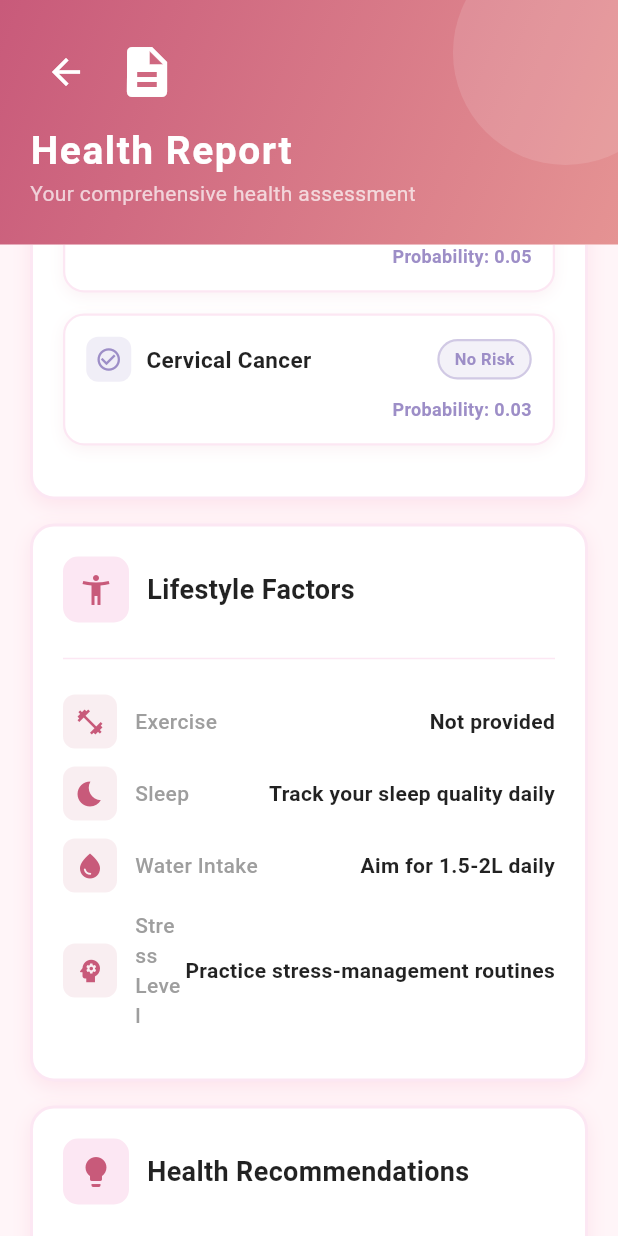
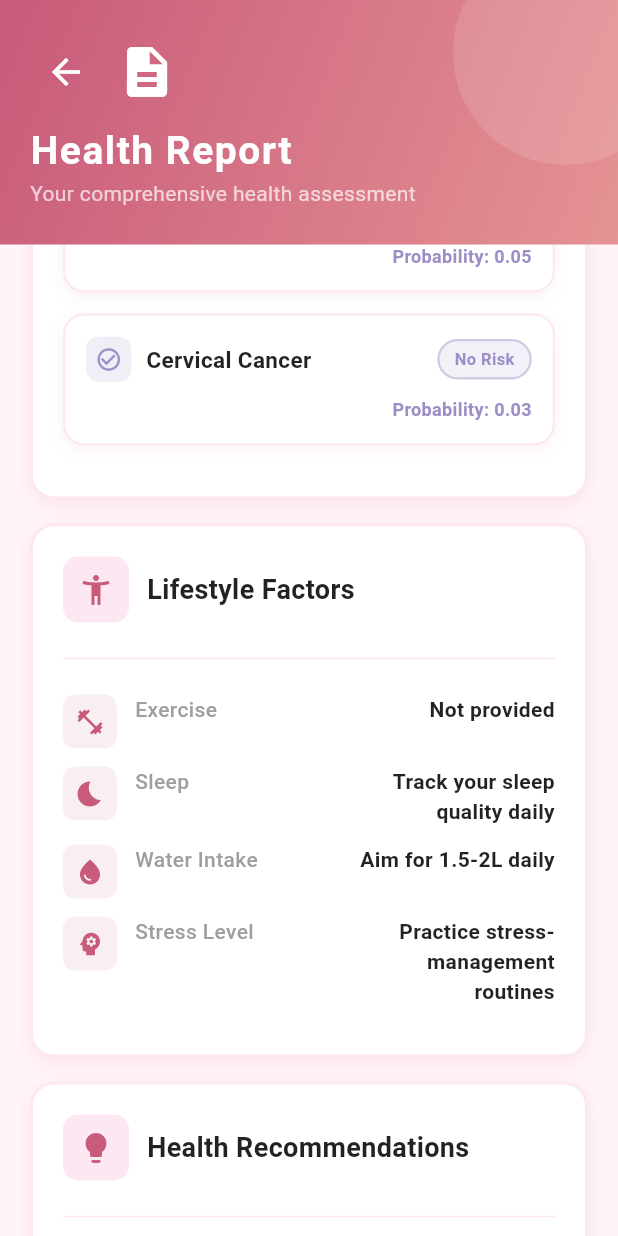
Before and after one commit to SreelakshmiKSudheer/She-Health, a Flutter app: the HealthReportPage screen opened directly, scrolled down 1152 dp, on a phone screen of 412 x 824 dp. Run offline on Flutter 3.47's test engine with Material 3 defaults, Android fonts, the phone set to English and light mode, and no system bars; our stand-ins replace cloud_firestore, firebase_core, flutter_dotenv, shared_preferences, sqflite, sqflite_common_ffi_web; accounts and stored records are empty; Roboto replaces fonts that are missing (Poppins).

Commit message:
beautification to subheading and overflow handling

```diff
--- a/shehealth/lib/report.dart
+++ b/shehealth/lib/report.dart
@@ -244,6 +244,47 @@ class _HealthReportPageState extends State<HealthReportPage>
   void _emailReport() => _snack('Email report functionality will be added');
   void _printReport() => _snack('Print report functionality will be added');
 
+  List<Widget> _buildAiSummaryContent(String reportText) {
+    const double baseFontSize = 14;
+    final lines = reportText.split('\n');
+
+    return lines.map((line) {
+      final trimmed = line.trim();
+      if (trimmed.isEmpty) {
+        return const SizedBox(height: 8);
+      }
+
+      if (trimmed.startsWith('##')) {
+        final heading = trimmed.replaceFirst(RegExp(r'^##\s*'), '');
+        return Padding(
+          padding: const EdgeInsets.only(top: 6, bottom: 4),
+          child: Text(
+            heading,
+            style: TextStyle(
+              fontSize: baseFontSize + 2,
+              fontWeight: FontWeight.bold,
+              color: pinkStart,
+              height: 1.5,
+            ),
+          ),
+        );
+      }
+
+      return Padding(
+        padding: const EdgeInsets.only(bottom: 4),
+        child: Text(
+          trimmed,
+          softWrap: true,
+          style: const TextStyle(
+            fontSize: baseFontSize,
+            color: Colors.black87,
+            height: 1.6,
+          ),
+        ),
+      );
+    }).toList();
+  }
+
   // ΓöÇΓöÇ BUILD ΓöÇΓöÇΓöÇΓöÇΓöÇΓöÇΓöÇΓöÇΓöÇΓöÇΓöÇΓöÇΓöÇΓöÇΓöÇΓöÇΓöÇΓöÇΓöÇΓöÇΓöÇΓöÇΓöÇΓöÇΓöÇΓöÇΓöÇΓöÇΓöÇΓöÇΓöÇΓöÇΓöÇΓöÇΓöÇΓöÇ
   @override
   Widget build(BuildContext context) {
@@ -269,10 +310,9 @@ class _HealthReportPageState extends State<HealthReportPage>
                       _buildSectionCard(
                         'AI Health Analysis',
                         Icons.smart_toy,
-                        Text(
-                          widget.reportText!,
-                          style: const TextStyle(
-                              fontSize: 14, color: Colors.black87, height: 1.6),
+                        Column(
+                          crossAxisAlignment: CrossAxisAlignment.start,
+                          children: _buildAiSummaryContent(widget.reportText!),
                         ),
                       ),
                       const SizedBox(height: 16),
@@ -714,18 +754,29 @@ class _HealthReportPageState extends State<HealthReportPage>
     return Padding(
       padding: const EdgeInsets.only(bottom: 12),
       child: Row(
-        mainAxisAlignment: MainAxisAlignment.spaceBetween,
+        crossAxisAlignment: CrossAxisAlignment.start,
         children: [
-          Text(label,
-              style: const TextStyle(
-                  fontSize: 14,
-                  color: Colors.grey,
-                  fontWeight: FontWeight.w500)),
-          Text(value,
+          Expanded(
+            flex: 2,
+            child: Text(label,
+                style: const TextStyle(
+                    fontSize: 14,
+                    color: Colors.grey,
+                    fontWeight: FontWeight.w500)),
+          ),
+          const SizedBox(width: 12),
+          Expanded(
+            flex: 3,
+            child: Text(
+              value,
+              textAlign: TextAlign.right,
+              softWrap: true,
               style: const TextStyle(
                   fontSize: 14,
                   color: Colors.black87,
-                  fontWeight: FontWeight.bold)),
+                  fontWeight: FontWeight.bold),
+            ),
+          ),
         ],
       ),
     );
@@ -859,7 +910,8 @@ class _HealthReportPageState extends State<HealthReportPage>
                     style: const TextStyle(
                         fontSize: 15,
                         fontWeight: FontWeight.w700,
-                        color: Colors.black87)),
+                    color: Colors.black87),
+                  softWrap: true),
               ),
               // Risk label badge
               Container(
@@ -910,6 +962,7 @@ class _HealthReportPageState extends State<HealthReportPage>
     return Padding(
       padding: const EdgeInsets.only(bottom: 12),
       child: Row(
+        crossAxisAlignment: CrossAxisAlignment.start,
         children: [
           Container(
             padding: const EdgeInsets.all(8),
@@ -927,11 +980,18 @@ class _HealthReportPageState extends State<HealthReportPage>
                     color: Colors.grey,
                     fontWeight: FontWeight.w500)),
           ),
-          Text(value,
+          const SizedBox(width: 12),
+          Expanded(
+            child: Text(
+              value,
+              textAlign: TextAlign.right,
+              softWrap: true,
               style: const TextStyle(
                   fontSize: 14,
                   color: Colors.black87,
-                  fontWeight: FontWeight.bold)),
+                  fontWeight: FontWeight.bold),
+            ),
+          ),
         ],
       ),
     );
```
